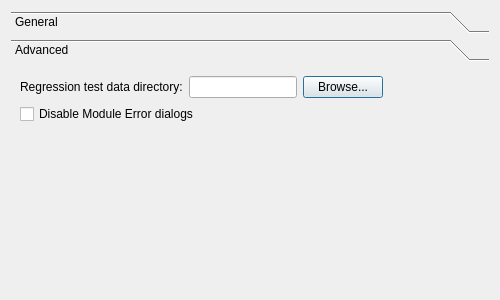
Old version of the form src/Interface/Application/Preferences.ui in the repository SCIInstitute/SCIRun.
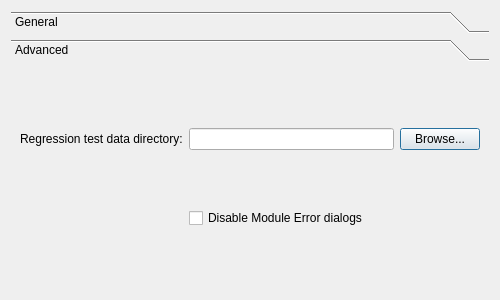
New version of the form. The open tabs and pages were chosen to show the change.

Commit message: Fix horrible layout

Diff of the .ui file:
```diff
--- a/src/Interface/Application/Preferences.ui
+++ b/src/Interface/Application/Preferences.ui
@@ -25,8 +25,8 @@
   <property name="windowTitle">
    <string>Preferences</string>
   </property>
-  <layout class="QVBoxLayout" name="verticalLayout">
-   <item>
+  <layout class="QGridLayout" name="gridLayout">
+   <item row="0" column="0">
     <widget class="QToolBox" name="toolBox">
      <widget class="QWidget" name="toolBoxPage1">
       <property name="geometry">
@@ -40,6 +40,8 @@
       <attribute name="label">
        <string>General</string>
       </attribute>
+      <layout class="QFormLayout" name="formLayout">
+       <item row="0" column="0">
       <widget class="QCheckBox" name="saveBeforeExecuteCheckBox_">
        <property name="geometry">
         <rect>
@@ -53,48 +55,44 @@
         <string>Auto-save before execute</string>
        </property>
       </widget>
+       </item>
+      </layout>
      </widget>
      <widget class="QWidget" name="toolBoxPage2">
       <property name="geometry">
        <rect>
         <x>0</x>
         <y>0</y>
-        <width>482</width>
-        <height>228</height>
+        <width>476</width>
+        <height>208</height>
        </rect>
       </property>
       <attribute name="label">
        <string>Advanced</string>
       </attribute>
-      <layout class="QFormLayout" name="formLayout_2">
+      <layout class="QGridLayout" name="gridLayout_2">
        <item row="0" column="0">
-        <layout class="QFormLayout" name="formLayout">
-         <item row="0" column="0">
-          <layout class="QHBoxLayout" name="horizontalLayout">
-           <item>
             <widget class="QLabel" name="label">
              <property name="text">
               <string>Regression test data directory:</string>
              </property>
             </widget>
            </item>
-           <item>
+       <item row="0" column="1">
             <widget class="QLineEdit" name="regressionTestDataDirLineEdit_">
              <property name="readOnly">
               <bool>true</bool>
              </property>
             </widget>
            </item>
-           <item>
+       <item row="0" column="2">
             <widget class="QPushButton" name="regressionTestDataButton_">
              <property name="text">
               <string>Browse...</string>
              </property>
             </widget>
            </item>
-          </layout>
-         </item>
-         <item row="1" column="0">
+       <item row="1" column="1" colspan="2">
           <widget class="QCheckBox" name="moduleErrorDialogDisableCheckbox_">
            <property name="text">
             <string>Disable Module Error dialogs</string>
@@ -103,8 +101,6 @@
             <bool>false</bool>
            </property>
           </widget>
-         </item>
-        </layout>
        </item>
       </layout>
      </widget>
```
Left out of the diff: 12 changed lines with no effect on the pictures. Lines whose indentation alone changed are shown as unchanged.
